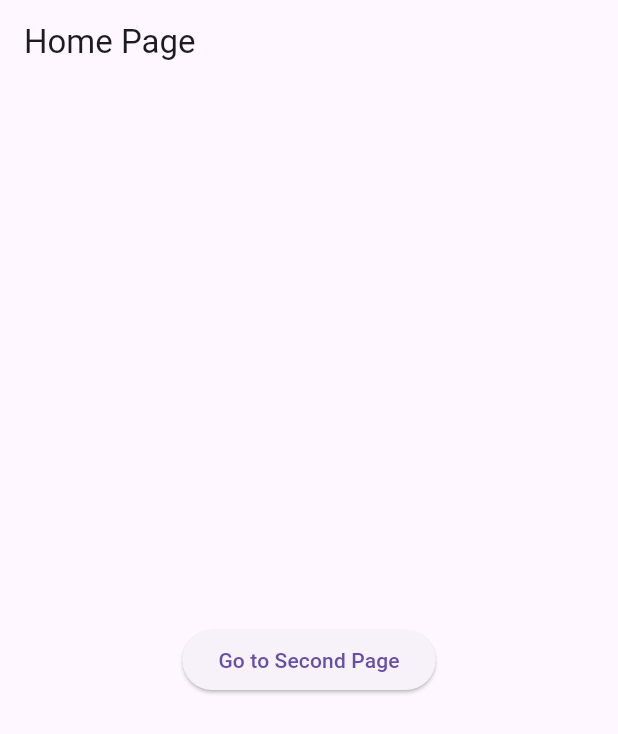
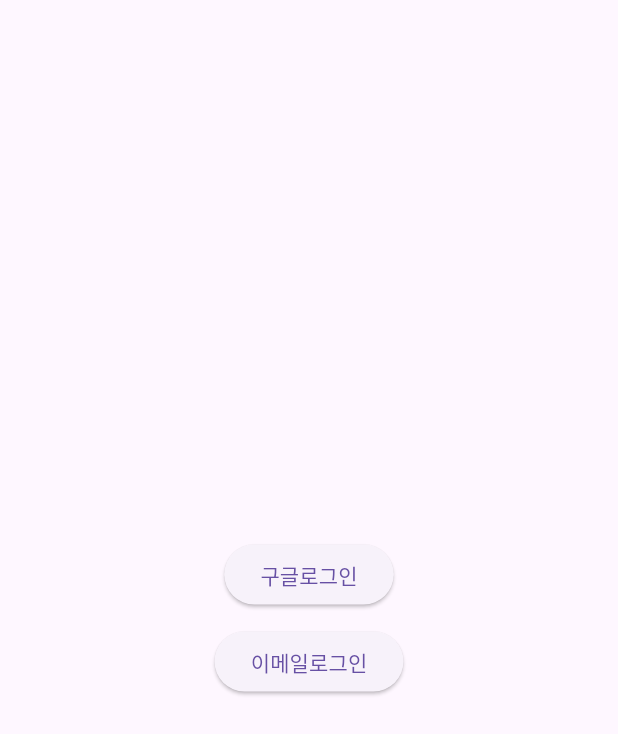
Before and after one commit to DevP3PP3R/innerpalette, a Flutter app: the screen it shows after launch, on a phone screen of 412 x 824 dp. Shown: the top 734 px of the screen. Run offline on Flutter 3.47's test engine with Material 3 defaults, Android fonts, the phone set to English and light mode, and no system bars; our stand-ins replace firebase_core; accounts and stored records are empty.

Commit message:
init WIP

```diff
--- a/lib/main.dart
+++ b/lib/main.dart
@@ -1,60 +1,6 @@
 import 'package:flutter/material.dart';
+import 'package:innerpalette/main_app.dart';
 
-void main() {
+void main() async {
   runApp(const MainApp());
 }
-
-class MainApp extends StatelessWidget {
-  const MainApp({Key? key}) : super(key: key);
-
-  @override
-  Widget build(BuildContext context) {
-    return const MaterialApp(
-      title: 'Flutter Demo',
-      home: HomePage(),
-    );
-  }
-}
-
-class HomePage extends StatelessWidget {
-  const HomePage({Key? key}) : super(key: key);
-
-  @override
-  Widget build(BuildContext context) {
-    return Scaffold(
-      appBar: AppBar(title: const Text('Home Page')),
-      body: Center(
-        child: ElevatedButton(
-          onPressed: () {
-            Navigator.push(
-              context,
-              MaterialPageRoute(
-                builder: (context) => const SecondPage(),
-              ),
-            );
-          },
-          child: const Text('Go to Second Page'),
-        ),
-      ),
-    );
-  }
-}
-
-class SecondPage extends StatelessWidget {
-  const SecondPage({Key? key}) : super(key: key);
-
-  @override
-  Widget build(BuildContext context) {
-    return Scaffold(
-      appBar: AppBar(title: const Text('Second Page')),
-      body: Center(
-        child: ElevatedButton(
-          onPressed: () {
-            Navigator.pop(context);
-          },
-          child: const Text('Go Back'),
-        ),
-      ),
-    );
-  }
-}
--- /dev/null
+++ b/lib/main_app.dart
@@ -0,0 +1,14 @@
+import 'package:flutter/material.dart';
+import 'package:innerpalette/screens/login_page.dart';
+
+class MainApp extends StatelessWidget {
+  const MainApp({Key? key}) : super(key: key);
+
+  @override
+  Widget build(BuildContext context) {
+    return const MaterialApp(
+      title: 'Flutter Demo',
+      home: SafeArea(child: LoginPage()),
+    );
+  }
+}
--- /dev/null
+++ b/lib/screens/login_page.dart
@@ -0,0 +1,34 @@
+import 'package:flutter/material.dart';
+import 'package:innerpalette/screens/home_page.dart';
+
+class LoginPage extends StatelessWidget {
+  const LoginPage({super.key});
+
+  @override
+  Widget build(BuildContext context) {
+    return Scaffold(
+      body: Center(
+        child: Column(
+          mainAxisAlignment: MainAxisAlignment.center,
+          children: [
+            ElevatedButton(
+              onPressed: () {
+                Navigator.pushReplacement(context,
+                    MaterialPageRoute(builder: (context) => const HomePage()));
+              },
+              child: const Text('구글로그인'),
+            ),
+            const SizedBox(height: 10),
+            ElevatedButton(
+              onPressed: () {
+                Navigator.pushReplacement(context,
+                    MaterialPageRoute(builder: (context) => const HomePage()));
+              },
+              child: const Text('이메일로그인'),
+            ),
+          ],
+        ),
+      ),
+    );
+  }
+}
```
Also changed, not shown: lib/screens/home_page.dart (added, +26 -0 lines), lib/screens/my_page.dart (added, +20 -0 lines), pubspec.yaml (+6 -5 lines), lib/firebase_options.dart (added), pubspec.lock, 7 other files.
